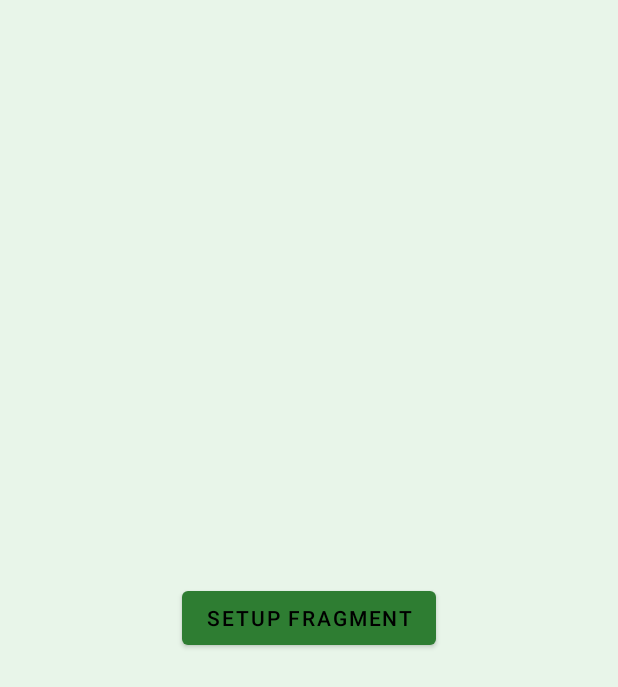
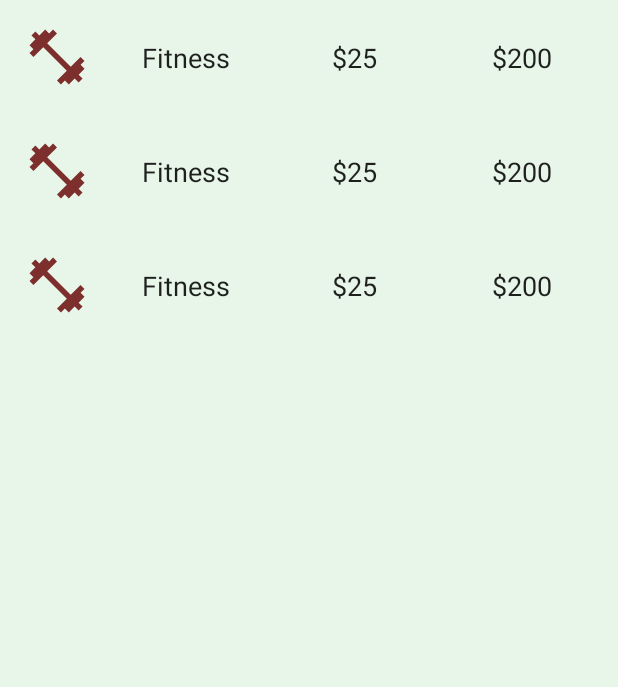
Before and after one commit to mjanki/quick_budget, an Android app: the layout fragment_main.xml on its own in the app's theme, with its tools: preview values and no code run, on a phone screen of 412 x 824 dp. Shown: the top 687 px of the screen. Run offline under Robolectric (Android 15) with nearby library versions, the phone set to English and light mode, and no system bars.

Commit message:
Added menu with 'add' button and empty recycler view in main fragment

```diff
--- a/ui/build.gradle
+++ b/ui/build.gradle
@@ -50,4 +50,5 @@ dependencies {
     implementation project(':viewmodel')
     implementation project(':util')
     implementation 'com.android.support.constraint:constraint-layout:1.1.3'
+    implementation 'androidx.recyclerview:recyclerview:1.0.0'
 }
--- a/ui/src/main/java/org/umbrellahq/quickbudget/fragment/MainFragment.kt
+++ b/ui/src/main/java/org/umbrellahq/quickbudget/fragment/MainFragment.kt
@@ -1,11 +1,8 @@
 package org.umbrellahq.quickbudget.fragment
 
 import android.os.Bundle
-import android.view.LayoutInflater
-import android.view.View
-import android.view.ViewGroup
-import androidx.navigation.findNavController
-import kotlinx.android.synthetic.main.fragment_main.*
+import android.view.*
+import androidx.navigation.fragment.findNavController
 import org.umbrellahq.quickbudget.R
 import org.umbrellahq.util.foundation.FoundationFragment
 import org.umbrellahq.util.foundation.setupToolbar
@@ -22,7 +19,20 @@ class MainFragment : FoundationFragment() {
         super.onViewCreated(view, savedInstanceState)
 
         setupToolbar(getString(R.string.main_fragment), false)
+        setHasOptionsMenu(true)
+    }
 
-        bSetupFragment.setOnClickListener { it.findNavController().navigate(R.id.toSetup) }
+    override fun onCreateOptionsMenu(menu: Menu?, inflater: MenuInflater?) {
+        inflater?.inflate(R.menu.menu_fragment_main, menu)
+
+        super.onCreateOptionsMenu(menu, inflater)
+    }
+
+    override fun onOptionsItemSelected(item: MenuItem?): Boolean {
+        when (item?.itemId) {
+            R.id.action_add -> findNavController().navigate(R.id.toSetup)
+        }
+
+        return super.onOptionsItemSelected(item)
     }
 }
--- /dev/null
+++ b/ui/src/main/res/drawable/ic_add.xml
@@ -0,0 +1,5 @@
+<vector android:height="32dp" android:tint="#F5F5F5"
+    android:viewportHeight="24.0" android:viewportWidth="24.0"
+    android:width="32dp" xmlns:android="http://schemas.android.com/apk/res/android">
+    <path android:fillColor="#FF000000" android:pathData="M19,3L5,3c-1.11,0 -2,0.9 -2,2v14c0,1.1 0.89,2 2,2h14c1.1,0 2,-0.9 2,-2L21,5c0,-1.1 -0.9,-2 -2,-2zM17,13h-4v4h-2v-4L7,13v-2h4L11,7h2v4h4v2z"/>
+</vector>
--- /dev/null
+++ b/ui/src/main/res/drawable/ic_fitness_center.xml
@@ -0,0 +1,9 @@
+<vector xmlns:android="http://schemas.android.com/apk/res/android"
+        android:width="24dp"
+        android:height="24dp"
+        android:viewportWidth="24.0"
+        android:viewportHeight="24.0">
+    <path
+        android:fillColor="#FF000000"
+        android:pathData="M20.57,14.86L22,13.43 20.57,12 17,15.57 8.43,7 12,3.43 10.57,2 9.14,3.43 7.71,2 5.57,4.14 4.14,2.71 2.71,4.14l1.43,1.43L2,7.71l1.43,1.43L2,10.57 3.43,12 7,8.43 15.57,17 12,20.57 13.43,22l1.43,-1.43L16.29,22l2.14,-2.14 1.43,1.43 1.43,-1.43 -1.43,-1.43L22,16.29z"/>
+</vector>
--- a/ui/src/main/res/layout/fragment_main.xml
+++ b/ui/src/main/res/layout/fragment_main.xml
@@ -8,13 +8,12 @@
         tools:context=".fragment.MainFragment"
         android:id="@+id/constraintLayout">
 
-    <Button
-            android:text="@string/setup_fragment"
-            android:layout_width="wrap_content"
-            android:layout_height="wrap_content"
-            android:id="@+id/bSetupFragment" android:layout_marginTop="8dp"
-            app:layout_constraintTop_toTopOf="parent" android:layout_marginBottom="8dp"
-            app:layout_constraintBottom_toBottomOf="parent" app:layout_constraintEnd_toEndOf="parent"
-            android:layout_marginEnd="8dp" app:layout_constraintStart_toStartOf="parent"
-            android:layout_marginStart="8dp"/>
+    <androidx.recyclerview.widget.RecyclerView
+        android:layout_width="0dp"
+        android:layout_height="0dp"
+        app:layout_constraintBottom_toBottomOf="parent"
+        app:layout_constraintEnd_toEndOf="parent"
+        app:layout_constraintStart_toStartOf="parent"
+        app:layout_constraintTop_toTopOf="parent"
+        tools:listitem="@layout/row_budget" />
 </androidx.constraintlayout.widget.ConstraintLayout>
--- a/ui/src/main/res/layout/row_budget.xml
+++ b/ui/src/main/res/layout/row_budget.xml
@@ -1,6 +1,75 @@
 <?xml version="1.0" encoding="utf-8"?>
 <androidx.constraintlayout.widget.ConstraintLayout xmlns:android="http://schemas.android.com/apk/res/android"
+    xmlns:app="http://schemas.android.com/apk/res-auto"
+    xmlns:tools="http://schemas.android.com/tools"
     android:layout_width="match_parent"
-    android:layout_height="match_parent">
+    android:layout_height="wrap_content">
 
+    <ImageView
+        android:id="@+id/imageView3"
+        android:layout_width="44dp"
+        android:layout_height="44dp"
+        android:layout_marginStart="16dp"
+        android:layout_marginTop="16dp"
+        android:layout_marginBottom="16dp"
+        android:tint="@color/colorSecondary"
+        app:layout_constraintBottom_toBottomOf="parent"
+        app:layout_constraintEnd_toStartOf="@+id/textView"
+        app:layout_constraintHorizontal_bias="0.5"
+        app:layout_constraintHorizontal_chainStyle="spread_inside"
+        app:layout_constraintStart_toStartOf="parent"
+        app:layout_constraintTop_toTopOf="parent"
+        app:srcCompat="@drawable/ic_fitness_center" />
+
+    <TextView
+        android:id="@+id/textView"
+        android:layout_width="0dp"
+        android:layout_height="wrap_content"
+        android:layout_marginStart="16dp"
+        android:layout_marginTop="16dp"
+        android:layout_marginBottom="16dp"
+        android:gravity="center"
+        android:text="Fitness"
+        android:textColor="@color/colorTextOnLightHigh"
+        android:textSize="18sp"
+        app:layout_constraintBottom_toBottomOf="parent"
+        app:layout_constraintEnd_toStartOf="@+id/textView2"
+        app:layout_constraintHorizontal_bias="0.5"
+        app:layout_constraintStart_toEndOf="@+id/imageView3"
+        app:layout_constraintTop_toTopOf="parent" />
+
+    <TextView
+        android:id="@+id/textView2"
+        android:layout_width="0dp"
+        android:layout_height="wrap_content"
+        android:layout_marginStart="16dp"
+        android:layout_marginTop="16dp"
+        android:layout_marginBottom="16dp"
+        android:gravity="center"
+        android:text="$25"
+        android:textColor="@color/colorTextOnLightHigh"
+        android:textSize="18sp"
+        app:layout_constraintBottom_toBottomOf="parent"
+        app:layout_constraintEnd_toStartOf="@+id/textView3"
+        app:layout_constraintHorizontal_bias="0.5"
+        app:layout_constraintStart_toEndOf="@+id/textView"
+        app:layout_constraintTop_toTopOf="parent" />
+
+    <TextView
+        android:id="@+id/textView3"
+        android:layout_width="0dp"
+        android:layout_height="wrap_content"
+        android:layout_marginStart="16dp"
+        android:layout_marginTop="16dp"
+        android:layout_marginEnd="16dp"
+        android:layout_marginBottom="16dp"
+        android:gravity="center"
+        android:text="$200"
+        android:textColor="@color/colorTextOnLightHigh"
+        android:textSize="18sp"
+        app:layout_constraintBottom_toBottomOf="parent"
+        app:layout_constraintEnd_toEndOf="parent"
+        app:layout_constraintHorizontal_bias="0.5"
+        app:layout_constraintStart_toEndOf="@+id/textView2"
+        app:layout_constraintTop_toTopOf="parent" />
 </androidx.constraintlayout.widget.ConstraintLayout>
--- /dev/null
+++ b/ui/src/main/res/menu/menu_fragment_main.xml
@@ -0,0 +1,12 @@
+<?xml version="1.0" encoding="utf-8"?>
+<menu xmlns:android="http://schemas.android.com/apk/res/android"
+    xmlns:app="http://schemas.android.com/apk/res-auto">
+
+    <item
+        android:id="@+id/action_add"
+        android:icon="@drawable/ic_add"
+        app:showAsAction="always"
+        android:orderInCategory="0"
+        android:title="Add" />
+
+</menu>
```
